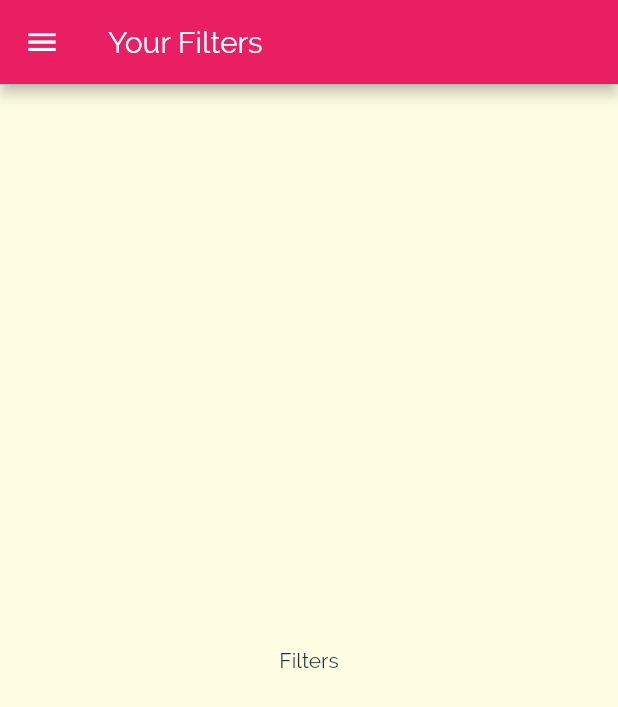
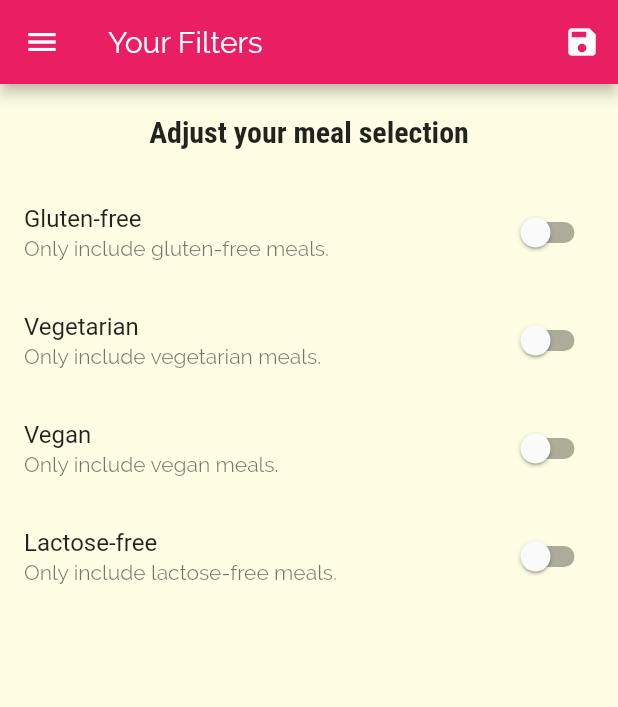
Before and after one commit to nhasley/Meal-App-Dart, a Flutter app: the FiltersScreen screen opened by its route, on a phone screen of 412 x 824 dp. Shown: the top 707 px of the screen. Run offline on Flutter 3.47's test engine with Material 2 defaults, Android fonts, the phone set to English and light mode, and no system bars.

Commit message:
added filter

```diff
--- a/lib/main.dart
+++ b/lib/main.dart
@@ -5,10 +5,46 @@ import './screens/category_meals_screen.dart';
 import './screens/categories_screen.dart';
 import './screens/tabs_screen.dart';
 import './screens/filters_sreen.dart';
+import './dummy_data.dart';
+import './models/meal.dart';
 
 void main() => runApp(MyApp());
 
-class MyApp extends StatelessWidget {
+class MyApp extends StatefulWidget {
+  @override
+  _MyAppState createState() => _MyAppState();
+}
+
+class _MyAppState extends State<MyApp> {
+  Map<String, bool> _filters = {
+    'gluten': false,
+    'lactose': false,
+    'vegan': false,
+    'vegetarian': false,
+  };
+  List<Meal> _availableMeals = DUMMY_MEALS;
+
+  void _setFilters(Map<String, bool> filterData) {
+    setState(() {
+      _filters = filterData;
+      _availableMeals = DUMMY_MEALS.where((meal) {
+        if(_filters['gluten'] && !meal.isGlutenFree) {
+          return false;
+        }
+        if(_filters['lactose'] && !meal.isLactoseFree) {
+          return false;
+        }
+        if(_filters['vegan'] && !meal.isVegan) {
+          return false;
+        }
+        if(_filters['vegetarian'] && !meal.isVegetarian) {
+          return false;
+        }
+        return true;
+      }).toList();
+    });
+  }
+
   @override
   Widget build(BuildContext context) {
     return MaterialApp(
@@ -35,14 +71,10 @@ class MyApp extends StatelessWidget {
       initialRoute: '/', // default is '/'
       routes: {
         '/': (ctx) => TabsScreen(),
-        CategoryMealsScreen.routeName: (ctx) => CategoryMealsScreen(),
+        CategoryMealsScreen.routeName: (ctx) => CategoryMealsScreen(_availableMeals),
         MealDetailScreen.routeName: (ctx) => MealDetailScreen(),
-        FiltersScreen.routeName: (ctx) => FiltersScreen(),
+        FiltersScreen.routeName: (ctx) => FiltersScreen(_filters, _setFilters),
       },
-      // onGenerateRoute: (settings) {
-      //   // print(settings.arguments);
-      //   // return MaterialPageRoute(builder: (ctx) => CategoriesScreen());
-      // },
       onUnknownRoute: (settings) {
         return MaterialPageRoute(builder: (ctx) => CategoriesScreen());
       },
--- a/lib/screens/category_meals_screen.dart
+++ b/lib/screens/category_meals_screen.dart
@@ -1,11 +1,14 @@
 import 'package:flutter/material.dart';
 import 'package:meals_app/widgets/meal_item.dart';
-import '../dummy_data.dart';
 import '../widgets/meal_item.dart';
 import '../models/meal.dart';
 
 class CategoryMealsScreen extends StatefulWidget {
   static const routeName = '/category-meals';
+
+  final List<Meal> availableMeals;
+
+  CategoryMealsScreen(this.availableMeals);
 
   @override
   _CategoryMealsScreenState createState() => _CategoryMealsScreenState();
@@ -16,6 +19,7 @@ class _CategoryMealsScreenState extends State<CategoryMealsScreen> {
   List<Meal> displayedMeals;
   var _loadedInitData = false;
 
+  @override
   void initState() {
     //any .of(context) doesn't work so add didChangeDependencies
     super.initState();
@@ -28,7 +32,7 @@ class _CategoryMealsScreenState extends State<CategoryMealsScreen> {
         ModalRoute.of(context).settings.arguments as Map<String, String>;
     categoryTitle = routeArgs['title'];
     final categoryId = routeArgs['id'];
-    displayedMeals = DUMMY_MEALS.where((meal) {
+    displayedMeals = widget.availableMeals.where((meal) {
       return meal.categories.contains(categoryId);
     }).toList();
     _loadedInitData = true;
--- a/lib/screens/filters_sreen.dart
+++ b/lib/screens/filters_sreen.dart
@@ -1,18 +1,128 @@
 import 'package:flutter/material.dart';
 import 'package:meals_app/widgets/main_drawer.dart';
 
-class FiltersScreen extends StatelessWidget {
+class FiltersScreen extends StatefulWidget {
   static const routeName = '/filters';
+
+  final Function saveFilters;
+  final Map<String, bool> currentFilters;
+
+  FiltersScreen(this.currentFilters, this.saveFilters);
+
+  @override
+  _FiltersScreenState createState() => _FiltersScreenState();
+}
+
+class _FiltersScreenState extends State<FiltersScreen> {
+  bool _glutenFree = false;
+  bool _vegetarian = false;
+  bool _vegan = false;
+  bool _lactoseFree = false;
+
+  @override
+  initState() {
+    _glutenFree = widget.currentFilters['gluten'];
+    _lactoseFree = widget.currentFilters['lactose'];
+    _vegetarian = widget.currentFilters['vegetarian'];
+    _vegan = widget.currentFilters['vegan'];
+    super.initState();
+  }
+
+  Widget _buildSwitchListTile(String title, String description,
+      bool currentValue, Function updateValue) {
+    return SwitchListTile(
+      title: Text(title),
+      subtitle: Text(description),
+      value: currentValue,
+      onChanged: updateValue,
+    );
+  }
 
   @override
   Widget build(BuildContext context) {
     return Scaffold(
       appBar: AppBar(
         title: Text('Your Filters'),
+        actions: <Widget>[
+          IconButton(
+            icon: Icon(Icons.save),
+            onPressed: () {
+              final selectedFilters = {
+                'gluten': _glutenFree,
+                'lactose': _lactoseFree,
+                'vegan': _vegan,
+                'vegetarian': _vegetarian,
+              };
+              widget.saveFilters(selectedFilters);
+            },
+          )
+        ],
       ),
       drawer: MainDrawer(),
-      body: Center(
-        child: Text('Filters'),
+      body: Column(
+        children: <Widget>[
+          Container(
+            padding: EdgeInsets.all(20),
+            child: Text(
+              'Adjust your meal selection',
+              style: Theme.of(context).textTheme.title,
+            ),
+          ),
+          Expanded(
+            child: ListView(
+              children: <Widget>[
+                _buildSwitchListTile(
+                  'Gluten-free',
+                  'Only include gluten-free meals.',
+                  _glutenFree,
+                  (newValue) {
+                    setState(
+                      () {
+                        _glutenFree = newValue;
+                      },
+                    );
+                  },
+                ),
+                _buildSwitchListTile(
+                  'Vegetarian',
+                  'Only include vegetarian meals.',
+                  _vegetarian,
+                  (newValue) {
+                    setState(
+                      () {
+                        _vegetarian = newValue;
+                      },
+                    );
+                  },
+                ),
+                _buildSwitchListTile(
+                  'Vegan',
+                  'Only include vegan meals.',
+                  _vegan,
+                  (newValue) {
+                    setState(
+                      () {
+                        _vegan = newValue;
+                      },
+                    );
+                  },
+                ),
+                _buildSwitchListTile(
+                  'Lactose-free',
+                  'Only include lactose-free meals.',
+                  _lactoseFree,
+                  (newValue) {
+                    setState(
+                      () {
+                        _lactoseFree = newValue;
+                      },
+                    );
+                  },
+                ),
+              ],
+            ),
+          ),
+        ],
       ),
     );
   }
```
